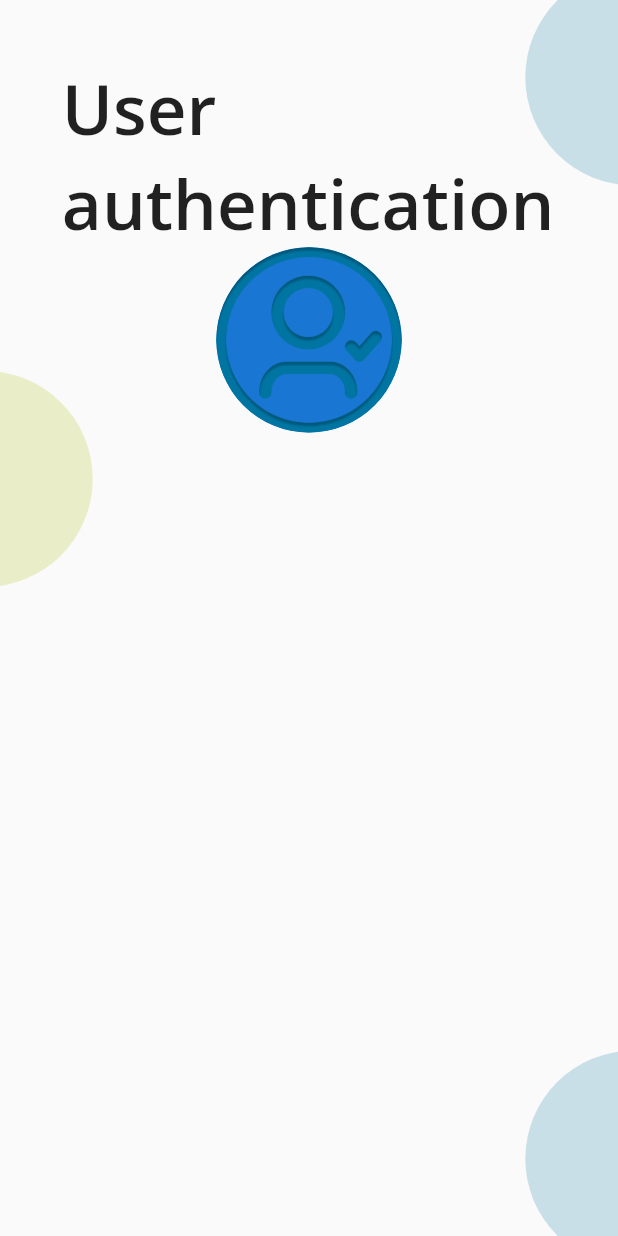
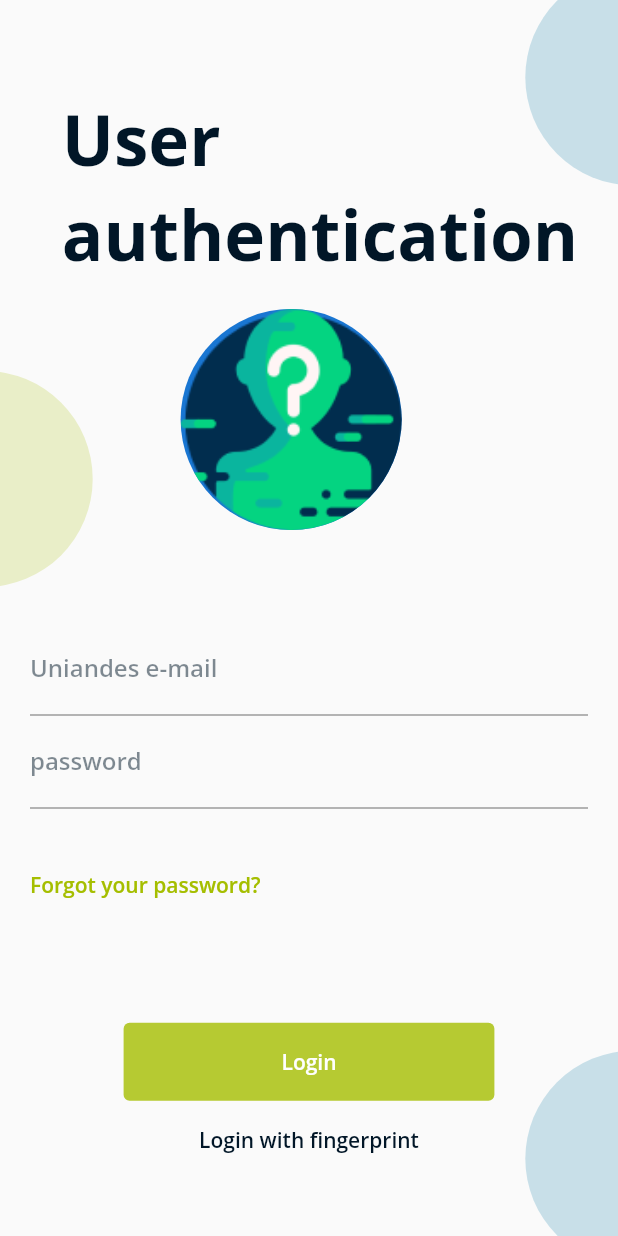
Before and after one commit to jessiRob/flutter-feature-authentication-view--3, a Flutter app: the screen it shows after launch, on a phone screen of 412 x 824 dp. Run offline on Flutter 3.47's test engine with Material 2 defaults, Android fonts, the phone set to English and light mode, and no system bars.

Commit message:
login page

```diff
--- a/invoice_tracker/lib/views/home_page.dart
+++ b/invoice_tracker/lib/views/home_page.dart
@@ -1,86 +1,89 @@
 import 'package:flutter/material.dart';
 import 'package:invoice_tracker/utils/responsive.dart';
 import 'package:invoice_tracker/widgets/circle.dart';
+import 'package:invoice_tracker/widgets/login_form.dart';
 
-class HomePage extends StatefulWidget{
+class HomePage extends StatefulWidget {
   @override
   _HomePageState createState() => _HomePageState();
 }
 
-class _HomePageState extends State<HomePage>{
+class _HomePageState extends State<HomePage> {
   @override
-  Widget build(BuildContext context){
+  Widget build(BuildContext context) {
     final Responsive responsive = Responsive.of(context);
     final double circlesSize = responsive.wp(35);
 
     return Scaffold(
-      body: Container(
+      body: GestureDetector(
+        onTap: () {
+          FocusScope.of(context).unfocus();
+        },
+        child: SingleChildScrollView(
+          child: Container(
             width: double.infinity,
-        height: double.infinity,
+            height: responsive.height,
             color: Color(0xEBF2FA),
             child: Stack(
               children: <Widget>[
-
                 //Background
 
-            Positioned( //center circle
+                Positioned(
+                    //center circle
                     top: responsive.wp(60),
                     left: -responsive.wp(20),
                     child: Circle(
                         size: circlesSize,
-                  color: Color(0xA5BE00).withOpacity(0.2)
-                )),
-            Positioned( //top cirlce
+                        color: Color(0xA5BE00).withOpacity(0.2))),
+                Positioned(
+                    //top cirlce
                     top: -responsive.wp(5),
                     right: -responsive.wp(20),
                     child: Circle(
                         size: circlesSize,
-                    color: Color(0x0075A2).withOpacity(0.2)
-                )),
-            Positioned( // bottom circle
+                        color: Color(0x0075A2).withOpacity(0.2))),
+                Positioned(
+                    // bottom circle
                     bottom: -responsive.wp(5),
                     right: -responsive.wp(20),
                     child: Circle(
                         size: circlesSize,
-                    color: Color(0x0075A2).withOpacity(0.2)
-                )),
+                        color: Color(0x0075A2).withOpacity(0.2))),
 
                 //Tittle
 
                 Positioned(
-                top: responsive.wp(10),
+                    top: responsive.hp(7.5),
                     left: responsive.wp(10),
                     child: Text(
                       "User \nauthentication",
                       textAlign: TextAlign.left,
                       style: TextStyle(
+                          color: Color(0x011627).withOpacity(1),
                           fontSize: responsive.dp(5),
-                    fontFamily: 'OpenSans'
-                  ),
+                          fontFamily: 'OpenSans',
+                          fontWeight: FontWeight.w700),
                     )),
 
                 // User image
 
                 Positioned(
-                top: responsive.wp(40),
+                    top: responsive.hp(25),
                     right: responsive.wp(35),
                     child: CircleAvatar(
-                      backgroundImage: AssetImage('assets/UserAuth.png'),
-                      radius: responsive.wp(15),
-                    ))
+                      backgroundImage: AssetImage('assets/user.png'),
+                      radius: responsive.dp(8),
+                    )),
 
-            // Padding(
-            //  padding: EdgeInsets.all(size.width *0.3),
-            //  child: CircleAvatar(
-            //    backgroundImage: AssetImage('assets/UserAuth.png'),
-            //    radius: (size.width *0.2),
-            //  ),
-            //),
+                LoginForm()
+                //Login Formm
 
 
               ],
             ),
           ),
+        ),
+      ),
     );
   }
 }
--- /dev/null
+++ b/invoice_tracker/lib/widgets/input_text.dart
@@ -0,0 +1,26 @@
+import 'package:flutter/material.dart';
+
+class InputText extends StatelessWidget {
+  final String label;
+  final TextInputType keyBoardType;
+  final bool obscureText;
+
+  const InputText(
+      {Key? key,
+      this.label = "",
+      this.keyBoardType = TextInputType.text,
+      this.obscureText = false})
+      : super(key: key);
+
+  @override
+  Widget build(BuildContext context) {
+    return TextFormField(
+      keyboardType: this.keyBoardType,
+      obscureText: this.obscureText,
+      decoration: InputDecoration(
+          labelText: this.label,
+          labelStyle: TextStyle(color: Color(0x011627).withOpacity(0.5))),
+
+    );
+  }
+}
--- /dev/null
+++ b/invoice_tracker/lib/widgets/login_form.dart
@@ -0,0 +1,72 @@
+import 'package:flutter/material.dart';
+import 'package:invoice_tracker/utils/responsive.dart';
+import 'package:invoice_tracker/widgets/input_text.dart';
+
+class LoginForm extends StatefulWidget {
+  @override
+  _LoginFormState createState() => _LoginFormState();
+}
+
+class _LoginFormState extends State<LoginForm> {
+  @override
+  Widget build(BuildContext context) {
+    final responsive = Responsive.of(context);
+    return Positioned(
+      bottom: 30,
+      left: 20,
+      right: 20,
+      child: Column(children: <Widget>[
+        InputText(
+          keyBoardType: TextInputType.emailAddress,
+          label: "Uniandes e-mail",
+        ),
+        InputText(
+          keyBoardType: TextInputType.visiblePassword,
+          obscureText: true,
+          label: "password",
+        ),
+        SizedBox(
+          height: responsive.hp(5),
+        ),
+        Row(
+          children: <Widget>[
+            Text(
+              "Forgot your password?",
+              style: TextStyle(
+                color: Color(0xA5BE00).withOpacity(1),
+              ),
+              textAlign: TextAlign.left,
+            )
+          ],
+        ),
+
+        SizedBox(
+          height: responsive.hp(10),
+        ),
+        SizedBox(
+          width: responsive.wp(60),
+          child: TextButton(
+              style: TextButton.styleFrom(
+                  padding: EdgeInsets.symmetric(
+                      vertical: responsive.hp(2)),
+                  backgroundColor: Color(0xA5BE00).withOpacity(0.8)),
+              child: Text(
+                "Login",
+                style: TextStyle(color: Colors.white),
+              ),
+              onPressed: () {}),
+        ),
+        SizedBox(
+          height: responsive.hp(2),
+        ),
+        Text(
+          "Login with fingerprint",
+          style: TextStyle(color: Color(0x011627).withOpacity(1)),
+        ),
+        SizedBox(
+          height: responsive.hp(3),
+        ),
+      ]),
+    );
+  }
+}
```
Also changed, not shown: invoice_tracker/pubspec.yaml (+13 -0 lines). Lines whose indentation alone changed are shown as unchanged.
